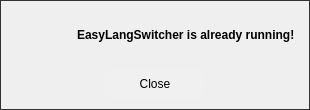
egoisticdesire/EasyLangSwitcher, file src/ui/forms/EasyLangSwitcher_warning.ui: the form before one commit.
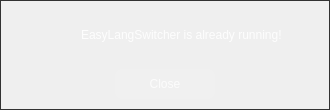
The form after the commit. Icons and pictures are not drawn.

The edit to the form file:
```diff
--- a/src/ui/forms/EasyLangSwitcher_warning.ui
+++ b/src/ui/forms/EasyLangSwitcher_warning.ui
@@ -6,19 +6,19 @@
    <rect>
     <x>0</x>
     <y>0</y>
-    <width>310</width>
+    <width>330</width>
     <height>110</height>
    </rect>
   </property>
   <property name="minimumSize">
    <size>
-    <width>310</width>
+    <width>330</width>
     <height>110</height>
    </size>
   </property>
   <property name="maximumSize">
    <size>
-    <width>310</width>
+    <width>330</width>
     <height>110</height>
    </size>
   </property>
@@ -46,12 +46,15 @@
      <property name="styleSheet">
       <string notr="true">QFrame#background_frame {
 border: 1px solid rgb(50, 50, 50);
-color: rgba(255, 255, 255, 225);
 background: transparent;
 }
+QFrame#background_frame QLabel {
+color: rgba(255, 255, 255, 225);
+}
 QFrame#background_frame QPushButton {
-padding: 4px 10px 5px 10px;
-border-radius: 8px;
+padding: 5px 10px;
+border-radius: 6px;
+color: rgba(255, 255, 255, 200);
 background: rgba(255, 255, 255, 10);
 }
 QFrame#background_frame QPushButton:hover {
@@ -187,11 +190,6 @@
         </item>
         <item row="0" column="1" colspan="2">
          <widget class="QLabel" name="text_label">
-          <property name="font">
-           <font>
-            <bold>true</bold>
-           </font>
-          </property>
           <property name="text">
            <string>EasyLangSwitcher is already running!</string>
           </property>
```
Left out of the diff: 1 changed line with no effect on the pictures.
